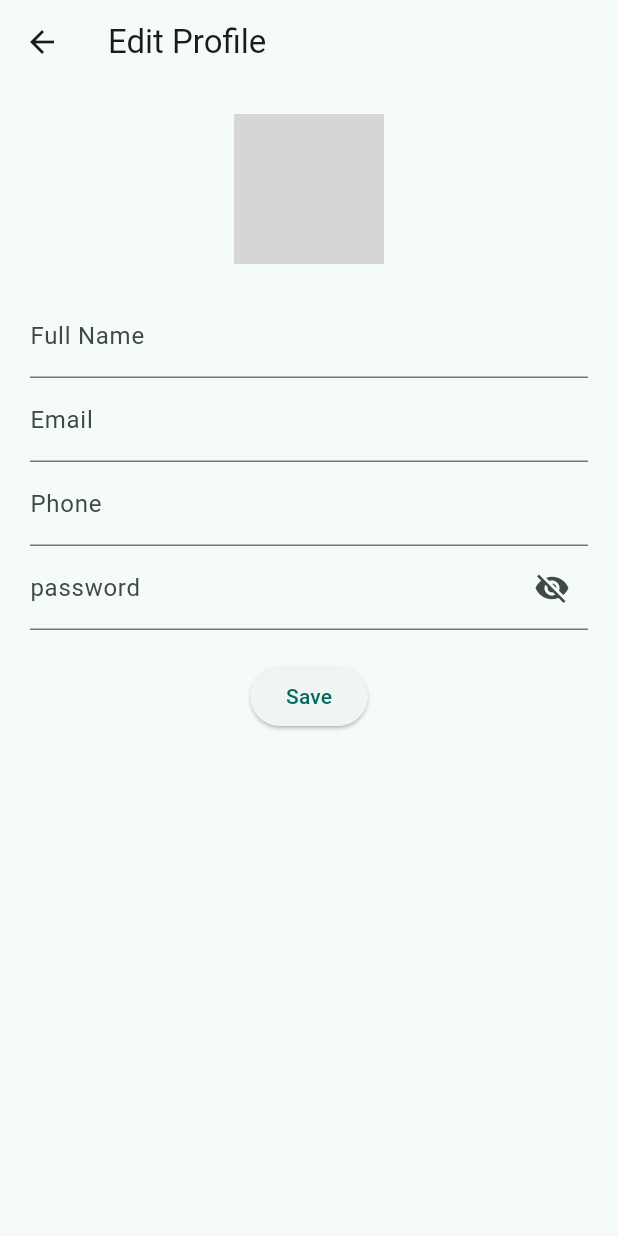
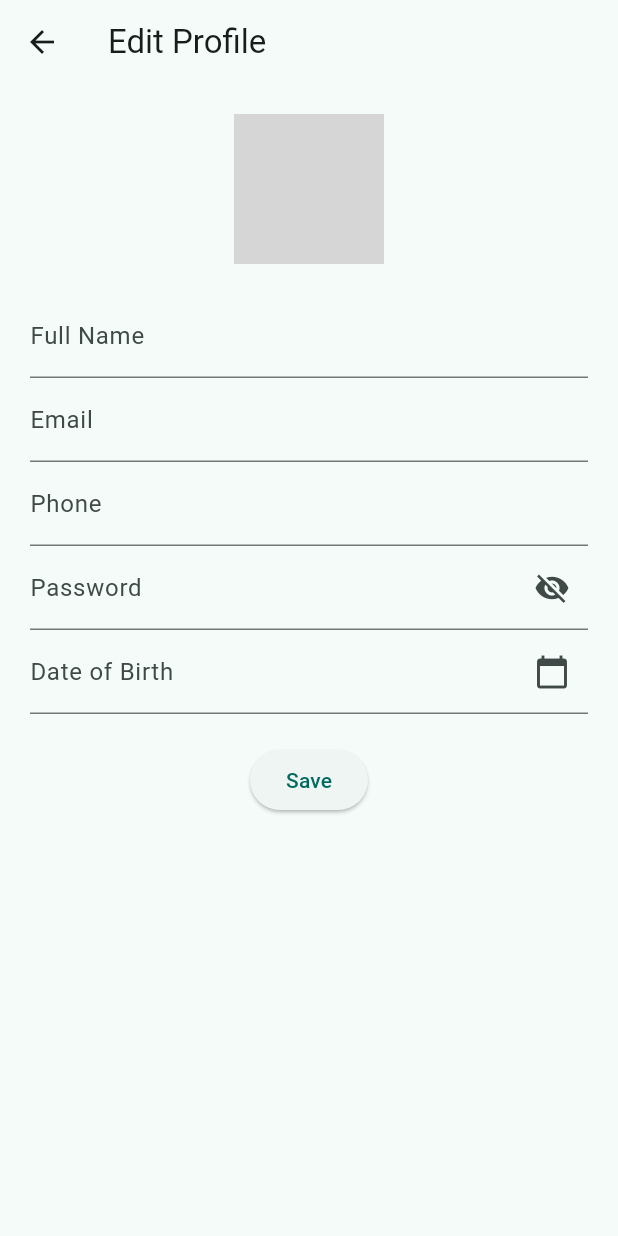
Before and after one commit to Teeshow04/flutter-new-app, a Flutter app: the ProfilePage screen opened directly, after a tap on "Edit Profile", on a phone screen of 412 x 824 dp. Run offline on Flutter 3.47's test engine with Material 3 defaults, Android fonts, the phone set to English and light mode, and no system bars; our stand-ins replace image_picker, lottie, permission_handler, shared_preferences; accounts and stored records are empty; grey boxes are pictures that could not be loaded.

Commit message:
updated date of birth in edit profile and profile page also added a switch for change of appearance

```diff
--- a/lib/views/pages/edit_profile_page.dart
+++ b/lib/views/pages/edit_profile_page.dart
@@ -1,8 +1,10 @@
 import 'dart:io';
 import 'package:flutter/material.dart';
 import 'package:image_picker/image_picker.dart';
+import 'package:intl/intl.dart';
 import 'package:permission_handler/permission_handler.dart';
 import 'package:shared_preferences/shared_preferences.dart';
+
 
 class EditProfilePage extends StatefulWidget {
   final Function onProfileUpdate;
@@ -18,6 +20,7 @@ class _EditProfilePageState extends State<EditProfilePage> {
   final emailController = TextEditingController();
   final phoneController = TextEditingController();
   final passwordController = TextEditingController();
+  final dobController = TextEditingController();
   String? imagePath;
   bool _obscurePassword = true;
 
@@ -35,12 +38,13 @@ class _EditProfilePageState extends State<EditProfilePage> {
       emailController.text = prefs.getString('email') ?? '';
       phoneController.text = prefs.getString('phone') ?? '';
       passwordController.text = prefs.getString('password') ?? '';
+      dobController.text = prefs.getString('dob') ?? '';
       imagePath = prefs.getString('profileImage');
     });
   }
 
   Future<void> _pickImage() async {
-    await Permission.camera.request();
+    await Permission.photos.request();
     final ImagePicker picker = ImagePicker();
     final XFile? picked = await picker.pickImage(source: ImageSource.gallery);
 
@@ -57,6 +61,7 @@ class _EditProfilePageState extends State<EditProfilePage> {
     await prefs.setString('email', emailController.text);
     await prefs.setString('phone', phoneController.text);
     await prefs.setString('password', passwordController.text);
+    await prefs.setString('dob', dobController.text);
 
 
     if (imagePath != null) {
@@ -88,7 +93,8 @@ class _EditProfilePageState extends State<EditProfilePage> {
             TextField(controller: nameController, decoration: InputDecoration(labelText: 'Full Name')),
             TextField(controller: emailController, decoration: InputDecoration(labelText: 'Email')),
             TextField(controller: phoneController, decoration: InputDecoration(labelText: 'Phone')),
-            TextField(controller: passwordController, decoration: InputDecoration(labelText: 'password',
+            TextField(controller: passwordController, decoration: InputDecoration(labelText: 'Password',
+
               suffixIcon: IconButton(
                   icon: Icon(_obscurePassword ? Icons.visibility_off : Icons.visibility),
                 onPressed: () {
@@ -100,6 +106,28 @@ class _EditProfilePageState extends State<EditProfilePage> {
             ),
               obscureText: _obscurePassword,
             ),
+    TextField(
+      controller: dobController,
+        readOnly: true,
+        decoration: InputDecoration(
+            labelText: 'Date of Birth',
+        suffixIcon: Icon(Icons.calendar_today),
+        ),
+    onTap: () async {
+      DateTime? pickedDate = await showDatePicker(
+          context: context,
+          initialDate:
+           DateTime(2025),
+          firstDate: DateTime(1900),
+          lastDate: DateTime.now(),
+      );
+      if (pickedDate != null) {
+        setState(() {
+          dobController.text = DateFormat('dd MMM yyyy').format(pickedDate);
+        });
+      }
+    },
+    ),
             SizedBox(height: 20),
             ElevatedButton(onPressed: _saveProfile, child: Text('Save')),
           ],
--- a/lib/views/pages/profile_page.dart
+++ b/lib/views/pages/profile_page.dart
@@ -16,6 +16,7 @@ class _ProfilePageState extends State<ProfilePage> {
   String name = '';
   String email = '';
   String phone = '';
+  String dob = '';
   String? imagePath;
 
   @override
@@ -30,6 +31,7 @@ class _ProfilePageState extends State<ProfilePage> {
       name = prefs.getString('name') ?? 'Tee-show04';
       email = prefs.getString('email') ?? 'teeshow@example.com';
       phone = prefs.getString('phone') ?? '+234 123 456 7890';
+      dob = prefs.getString('dob') ?? 'Not set';
       imagePath = prefs.getString('profileImage');
     });
   }
@@ -96,13 +98,16 @@ class _ProfilePageState extends State<ProfilePage> {
               ),
               child: Column(
                 children: [
-                  _buildInfoItem("Full Name", name),
+                  _buildInfoItem('Full Name', name),
                   Divider(),
-                  _buildInfoItem("Email", email),
+                  _buildInfoItem('Email', email),
                   Divider(),
-                  _buildInfoItem("Phone", phone),
+                  _buildInfoItem('Phone', phone),
                   Divider(),
-                  _buildInfoItem("Password", "••••••••"),
+                  _buildInfoItem('Password', '••••••••'),
+                  Divider(),
+                  _buildInfoItem('Date of Birth', dob),
+                  Divider(),
                 ],
               ),
             ),
@@ -114,14 +119,12 @@ class _ProfilePageState extends State<ProfilePage> {
                 Navigator.push(
                   context,
                   MaterialPageRoute(
-                    builder: (_) =>
+                    builder: (context) =>
                         EditProfilePage(onProfileUpdate: _loadProfileData),
                   ),
                 );
               },
-            ),
-            SizedBox(height: 10),
-            LogoutTile(), // imported from logout_tile.dart
+            ), // imported from logout_tile.dart
           ],
         ),
       ),
--- a/pubspec.yaml
+++ b/pubspec.yaml
@@ -42,6 +42,7 @@ dependencies:
   image_picker: ^1.1.2
   permission_handler: ^11.3.0
   http: ^1.4.0
+  intl: ^0.20.2
 
 dev_dependencies:
   flutter_test:
```
Also changed, not shown: lib/views/pages/settings_page.dart (+43 -119 lines), lib/views/widget_tree.dart (+14 -15 lines), pubspec.lock.
